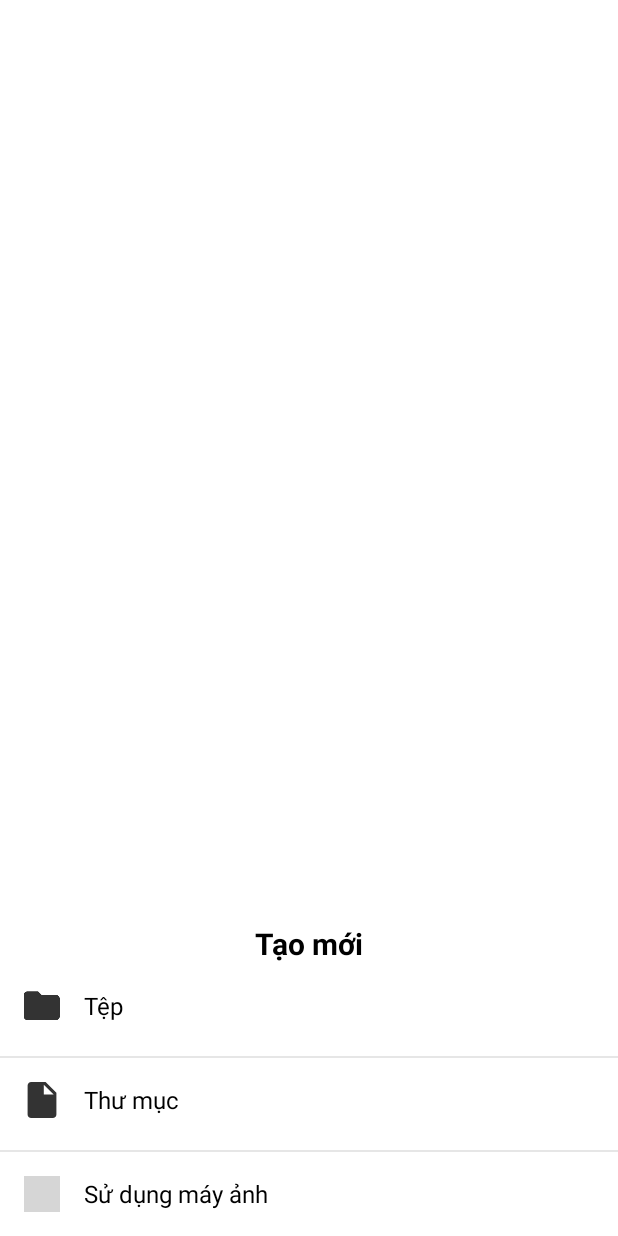
After one commit to AnhducNA/Drive, an Android app: the layout add_new_bottom_sheet_dialog.xml on its own in the app's theme, with its tools: preview values and no code run, on a phone screen of 412 x 824 dp. The commit adds this screen. Run offline under Robolectric (Android 15) with nearby library versions, the phone set to English and light mode, and no system bars; grey boxes are pictures that could not be loaded.

Commit message:
show bottom sheet dialog

```diff
--- a/app/src/main/java/com/kma/drive/view/activity/FileExploreActivity.java
+++ b/app/src/main/java/com/kma/drive/view/activity/FileExploreActivity.java
@@ -1,9 +1,12 @@
 package com.kma.drive.view.activity;
 
+import android.annotation.SuppressLint;
 import android.os.Bundle;
 import android.view.MenuItem;
 import android.view.MotionEvent;
+import android.view.View;
 import android.view.inputmethod.InputMethodManager;
+import android.widget.LinearLayout;
 
 import androidx.annotation.NonNull;
 import androidx.annotation.Nullable;
@@ -12,6 +15,8 @@ import androidx.fragment.app.Fragment;
 import androidx.fragment.app.FragmentTransaction;
 
 import com.google.android.material.bottomnavigation.BottomNavigationView;
+import com.google.android.material.bottomsheet.BottomSheetDialog;
+import com.google.android.material.floatingactionbutton.FloatingActionButton;
 import com.kma.drive.R;
 import com.kma.drive.common.Constant;
 import com.kma.drive.view.fragment.FavoriteFilesFragment;
@@ -23,6 +28,8 @@ public class FileExploreActivity extends AppCompatActivity implements BottomNavi
     public static final String HOME_APP_FRAG_NAME = "HOME APP FRAGMENT";
     private BottomNavigationView mBottomNavigationView;
 
+    private FloatingActionButton mAddFab;
+    @SuppressLint("MissingInflatedId")
     @Override
     protected void onCreate(@Nullable Bundle savedInstanceState) {
         super.onCreate(savedInstanceState);
@@ -32,6 +39,27 @@ public class FileExploreActivity extends AppCompatActivity implements BottomNavi
         mBottomNavigationView.setOnNavigationItemSelectedListener(this);
         // Mac dinh start activity nay la home_frag hien ra
         mBottomNavigationView.setSelectedItemId(R.id.footer_home);
+
+//        LinearLayout mAddNewModelMain = findViewById(R.id.add_new_model_main);
+//        mAddNewModelMain.setVisibility(View.VISIBLE);
+
+        mAddFab = findViewById(R.id.add_fab);
+        mAddFab.setOnClickListener(new View.OnClickListener() {
+            @Override
+            public void onClick(View view) {
+               showBottomSheetDialog();
+            }
+        });
+    }
+    private void showBottomSheetDialog() {
+
+        final BottomSheetDialog bottomSheetDialog = new BottomSheetDialog(this);
+        bottomSheetDialog.setContentView(R.layout.add_new_bottom_sheet_dialog);
+
+        LinearLayout folder = bottomSheetDialog.findViewById(R.id.add_new_folder_main);
+        LinearLayout file = bottomSheetDialog.findViewById(R.id.add_new_file_main);
+        LinearLayout useCamera = bottomSheetDialog.findViewById(R.id.use_camera_main);
+        bottomSheetDialog.show();
     }
 
     @Override
--- /dev/null
+++ b/app/src/main/res/drawable-anydpi/ic_file.xml
@@ -0,0 +1,17 @@
+<vector xmlns:android="http://schemas.android.com/apk/res/android"
+    android:width="24dp"
+    android:height="24dp"
+    android:viewportWidth="24"
+    android:viewportHeight="24"
+    android:tint="#000000"
+    android:alpha="0.8"
+    android:autoMirrored="true">
+  <group android:scaleX="1.2"
+      android:scaleY="1.2"
+      android:translateX="-2.4"
+      android:translateY="-2.4">
+    <path
+        android:fillColor="@android:color/white"
+        android:pathData="M6,2c-1.1,0 -1.99,0.9 -1.99,2L4,20c0,1.1 0.89,2 1.99,2L18,22c1.1,0 2,-0.9 2,-2L20,8l-6,-6L6,2zM13,9L13,3.5L18.5,9L13,9z"/>
+  </group>
+</vector>
--- a/app/src/main/res/layout/activity_main.xml
+++ b/app/src/main/res/layout/activity_main.xml
@@ -48,7 +48,7 @@
                 android:layout_width="wrap_content"
                 android:layout_height="wrap_content"
                 android:layout_weight="2"
-                android:hint="Search"
+                android:hint="Tìm kiếm"
                 android:inputType="text"
                 android:scaleType="center" />
 
@@ -62,9 +62,9 @@
         </LinearLayout>
 
         <FrameLayout
+            android:id="@+id/main_app_container"
             android:layout_width="match_parent"
-            android:layout_height="fill_parent"
-            android:id="@+id/main_app_container"/>
+            android:layout_height="fill_parent" />
 
     </LinearLayout>
 
@@ -97,4 +97,5 @@
             android:layout_height="75dp"
             app:menu="@menu/bottom_nav_menu" />
     </LinearLayout>
+
 </androidx.constraintlayout.widget.ConstraintLayout>
--- /dev/null
+++ b/app/src/main/res/layout/add_new_bottom_sheet_dialog.xml
@@ -0,0 +1,110 @@
+<?xml version="1.0" encoding="utf-8"?>
+<androidx.constraintlayout.widget.ConstraintLayout xmlns:android="http://schemas.android.com/apk/res/android"
+    android:layout_width="match_parent"
+    android:layout_height="match_parent"
+    xmlns:app="http://schemas.android.com/apk/res-auto">
+
+    <LinearLayout
+        android:id="@+id/add_new_model_main"
+        android:layout_width="match_parent"
+        android:layout_height="wrap_content"
+        android:background="@color/white"
+        android:orientation="vertical"
+        app:layout_constraintBottom_toBottomOf="parent"
+        app:layout_constraintStart_toStartOf="parent">
+
+        <TextView
+            android:layout_width="wrap_content"
+            android:layout_height="wrap_content"
+            android:layout_gravity="center"
+            android:text="Tạo mới"
+            android:textColor="@color/black"
+            android:textSize="20sp"
+            android:textStyle="bold" />
+
+        <LinearLayout
+            android:id="@+id/add_new_folder_main"
+            android:layout_width="match_parent"
+            android:layout_height="wrap_content"
+            android:background="?android:attr/selectableItemBackground"
+            android:orientation="horizontal"
+            android:padding="8dp">
+
+            <ImageView
+                android:layout_width="24dp"
+                android:layout_height="24dp"
+                android:layout_margin="8dp"
+                android:src="@drawable/ic_folder" />
+
+            <TextView
+                android:layout_width="wrap_content"
+                android:layout_height="wrap_content"
+                android:layout_gravity="center_vertical"
+                android:padding="8dp"
+                android:text="Tệp"
+                android:textColor="@color/black"
+                android:textSize="16sp" />
+        </LinearLayout>
+        <View
+            android:layout_width="match_parent"
+            android:layout_height="1dp"
+            app:layout_constraintBottom_toBottomOf="parent"
+            app:layout_constraintStart_toStartOf="parent"
+            android:layout_marginTop="5dp"
+            android:background="#E6E6E6" />
+        <LinearLayout
+            android:id="@+id/add_new_file_main"
+            android:layout_width="match_parent"
+            android:layout_height="wrap_content"
+            android:background="?android:attr/selectableItemBackground"
+            android:orientation="horizontal"
+            android:padding="8dp">
+
+            <ImageView
+                android:layout_width="24dp"
+                android:layout_height="24dp"
+                android:layout_margin="8dp"
+                android:src="@drawable/ic_file" />
+
+            <TextView
+                android:layout_width="wrap_content"
+                android:layout_height="wrap_content"
+                android:layout_gravity="center_vertical"
+                android:padding="8dp"
+                android:text="Thư mục"
+                android:textColor="@color/black"
+                android:textSize="16sp" />
+        </LinearLayout>
+        <View
+            android:layout_width="match_parent"
+            android:layout_height="1dp"
+            app:layout_constraintBottom_toBottomOf="parent"
+            app:layout_constraintStart_toStartOf="parent"
+            android:layout_marginTop="5dp"
+            android:background="#E6E6E6" />
+        <LinearLayout
+            android:id="@+id/use_camera_main"
+            android:layout_width="match_parent"
+            android:layout_height="wrap_content"
+            android:background="?android:attr/selectableItemBackground"
+            android:orientation="horizontal"
+            android:padding="8dp">
+
+            <ImageView
+                android:layout_width="24dp"
+                android:layout_height="24dp"
+                android:layout_margin="8dp"
+                android:src="@drawable/ic_camera" />
+
+            <TextView
+                android:layout_width="wrap_content"
+                android:layout_height="wrap_content"
+                android:layout_gravity="center_vertical"
+                android:padding="8dp"
+                android:text="Sử dụng máy ảnh"
+                android:textColor="@color/black"
+                android:textSize="16sp" />
+        </LinearLayout>
+    </LinearLayout>
+
+</androidx.constraintlayout.widget.ConstraintLayout>
```
Also changed, not shown: app/src/main/res/drawable-hdpi/ic_file.png (added), app/src/main/res/drawable-mdpi/ic_file.png (added), app/src/main/res/drawable-xhdpi/ic_file.png (added), app/src/main/res/drawable-xxhdpi/ic_file.png (added).
